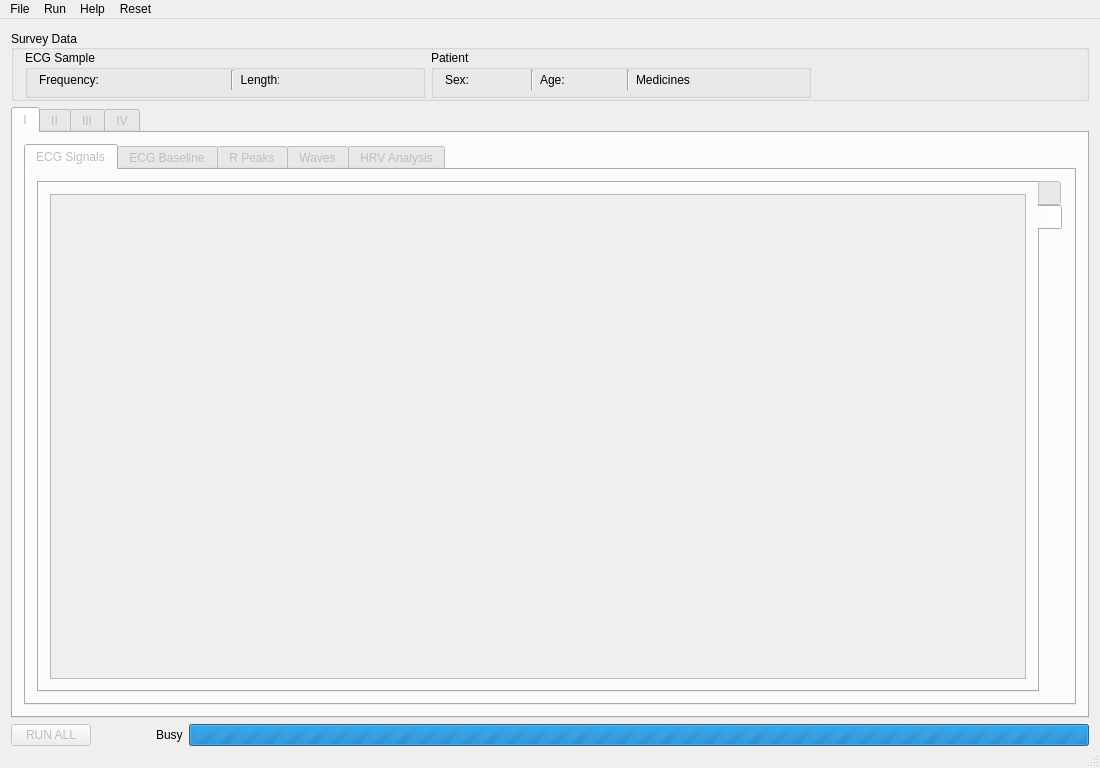
Old version of the form EKG/Views/airecgmain.ui in the repository qwerty90/ProjektEKG.
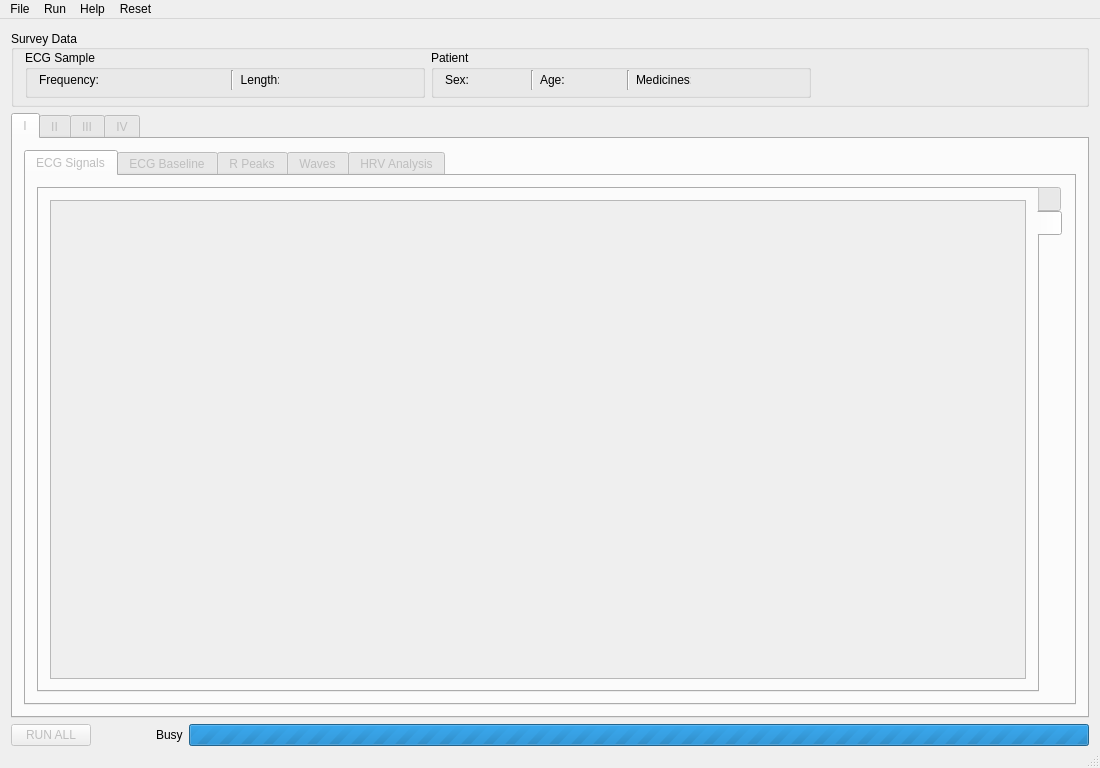
New version of the form. The open tabs and pages were chosen to show the change. Icons and pictures are not drawn.

Commit message: Fix ST results number formatting

```diff
--- a/EKG/Views/airecgmain.ui
+++ b/EKG/Views/airecgmain.ui
@@ -59,6 +59,9 @@
          </property>
          <item>
           <layout class="QHBoxLayout" name="horizontalLayout_25">
+           <property name="bottomMargin">
+            <number>6</number>
+           </property>
            <item>
             <widget class="QGroupBox" name="ecgdata">
              <property name="minimumSize">
@@ -444,8 +447,8 @@
                       <rect>
                        <x>0</x>
                        <y>0</y>
-                       <width>63</width>
-                       <height>16</height>
+                       <width>988</width>
+                       <height>501</height>
                       </rect>
                      </property>
                     </widget>
```
Left out of the diff: 78 changed lines with no effect on the pictures. The commit also changes 1 other file.
